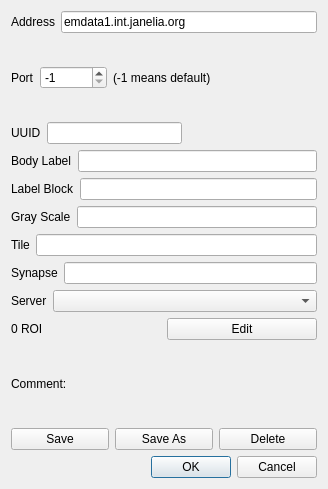
Qt form neurolabi/gui/dialogs/zdviddialog.ui (janelia-flyem/NeuTu) before a commit.
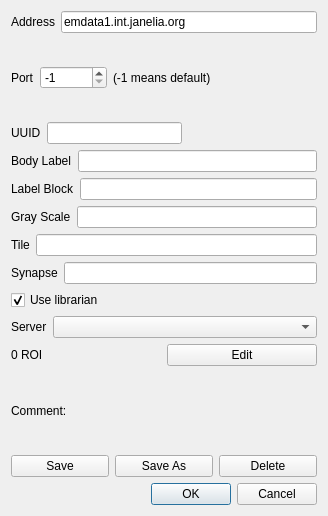
The same form after that commit.

Commit message: add librarian check box

Patch:
```diff
--- a/neurolabi/gui/dialogs/zdviddialog.ui
+++ b/neurolabi/gui/dialogs/zdviddialog.ui
@@ -7,7 +7,7 @@
     <x>0</x>
     <y>0</y>
     <width>328</width>
-    <height>489</height>
+    <height>516</height>
    </rect>
   </property>
   <property name="sizePolicy">
@@ -183,6 +183,20 @@
      </item>
     </layout>
    </item>
+   <item>
+    <layout class="QHBoxLayout" name="horizontalLayout_14">
+     <item>
+      <widget class="QCheckBox" name="librarianCheckBox">
+       <property name="text">
+        <string>Use librarian</string>
+       </property>
+       <property name="checked">
+        <bool>true</bool>
+       </property>
+      </widget>
+     </item>
+    </layout>
+   </item>
    <item>
     <layout class="QHBoxLayout" name="horizontalLayout_4">
      <item>
```
The commit also changes 4 other files.
